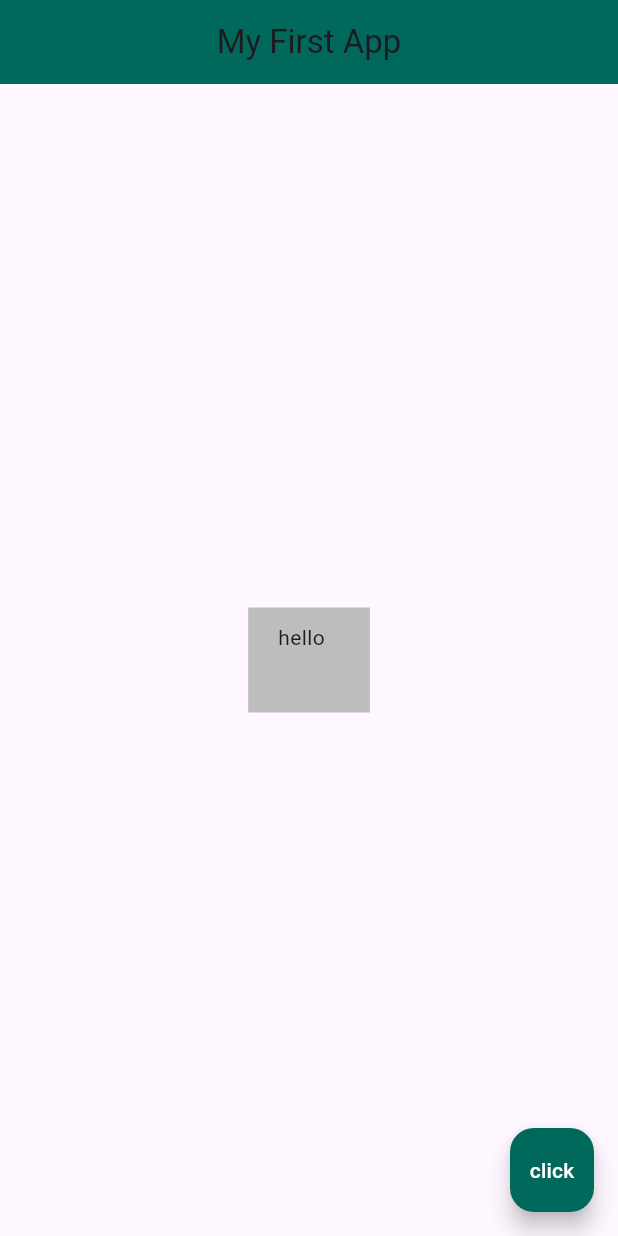
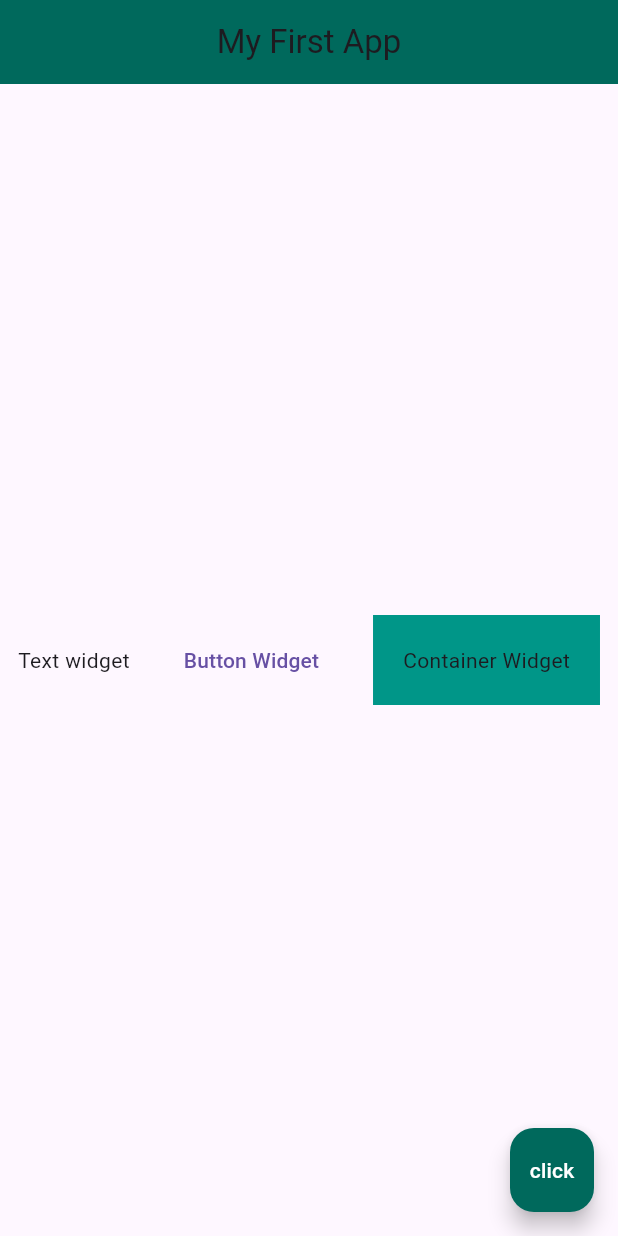
Before and after one commit to Gichunga/flutter-basics, a Flutter app: the screen it shows after launch, on a phone screen of 412 x 824 dp. Run offline on Flutter 3.47's test engine with Material 3 defaults, Android fonts, the phone set to English and light mode, and no system bars.

Commit message:
row widget

```diff
--- a/lib/main.dart
+++ b/lib/main.dart
@@ -16,11 +16,17 @@ class Home extends StatelessWidget {
         backgroundColor: Colors.teal[800],
       ),
       body: Center(
-          child: Container(
-            padding: const EdgeInsets.fromLTRB(20.0, 10.0, 30.0, 40.0),
-            margin: const EdgeInsets.all(10.0),
-            color: Colors.grey[400],
-            child: const Text('hello'),
+          child: Row(
+            mainAxisAlignment: MainAxisAlignment.spaceAround,
+            children: [
+              Text('Text widget'),
+              TextButton(onPressed: () {}, child: Text('Button Widget')),
+              Container(
+                color: Colors.teal,
+                padding: EdgeInsets.all(20.0),
+                child: const Text('Container Widget'),
+              ),
+            ],
           ),
       ),
       floatingActionButton: FloatingActionButton(
```
